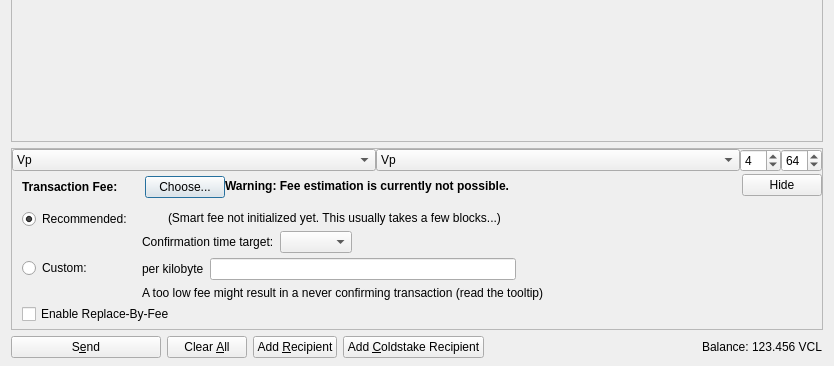
Qt form src/qt/forms/sendcoinsdialog.ui (vpubchain/vircle-core) before a commit; both pictures show x 0 to 834 and y 241 to 607 of the 834 by 607 pixel window.
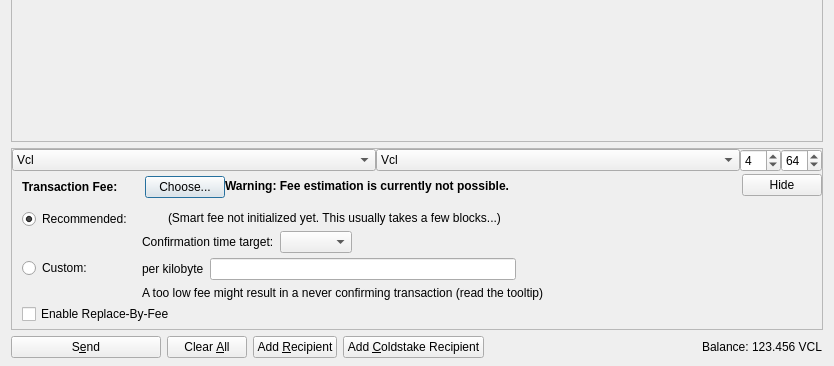
The same form after that commit. Icons and pictures are not drawn. Custom widgets are drawn as their Qt base class.

Commit message: modify 'Vp' to 'Vcl' for UI show

What changed in the file:
```diff
--- a/src/qt/forms/sendcoinsdialog.ui
+++ b/src/qt/forms/sendcoinsdialog.ui
@@ -673,7 +673,7 @@
           </property>
           <item>
            <property name="text">
-            <string>Vp</string>
+            <string>Vcl</string>
            </property>
           </item>
           <item>
@@ -695,7 +695,7 @@
           </property>
           <item>
            <property name="text">
-            <string>Vp</string>
+            <string>Vcl</string>
            </property>
           </item>
           <item>
```
The commit also changes 3 other files.
